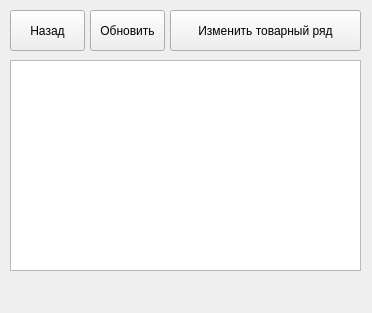
Qt form goods.ui (Shuv1Wolf/hackathon) before a commit.
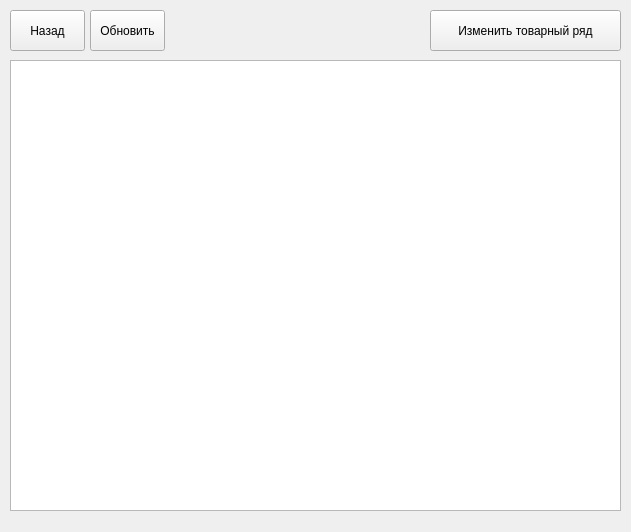
The same form after that commit.

Patch:
```diff
--- a/goods.ui
+++ b/goods.ui
@@ -6,8 +6,8 @@
    <rect>
     <x>0</x>
     <y>0</y>
-    <width>372</width>
-    <height>313</height>
+    <width>631</width>
+    <height>532</height>
    </rect>
   </property>
   <property name="windowTitle">
@@ -32,8 +32,8 @@
      <rect>
       <x>10</x>
       <y>60</y>
-      <width>351</width>
-      <height>211</height>
+      <width>611</width>
+      <height>451</height>
      </rect>
     </property>
     <property name="styleSheet">
@@ -56,7 +56,7 @@
    <widget class="QPushButton" name="append_button">
     <property name="geometry">
      <rect>
-      <x>170</x>
+      <x>430</x>
       <y>10</y>
       <width>191</width>
       <height>41</height>
```
